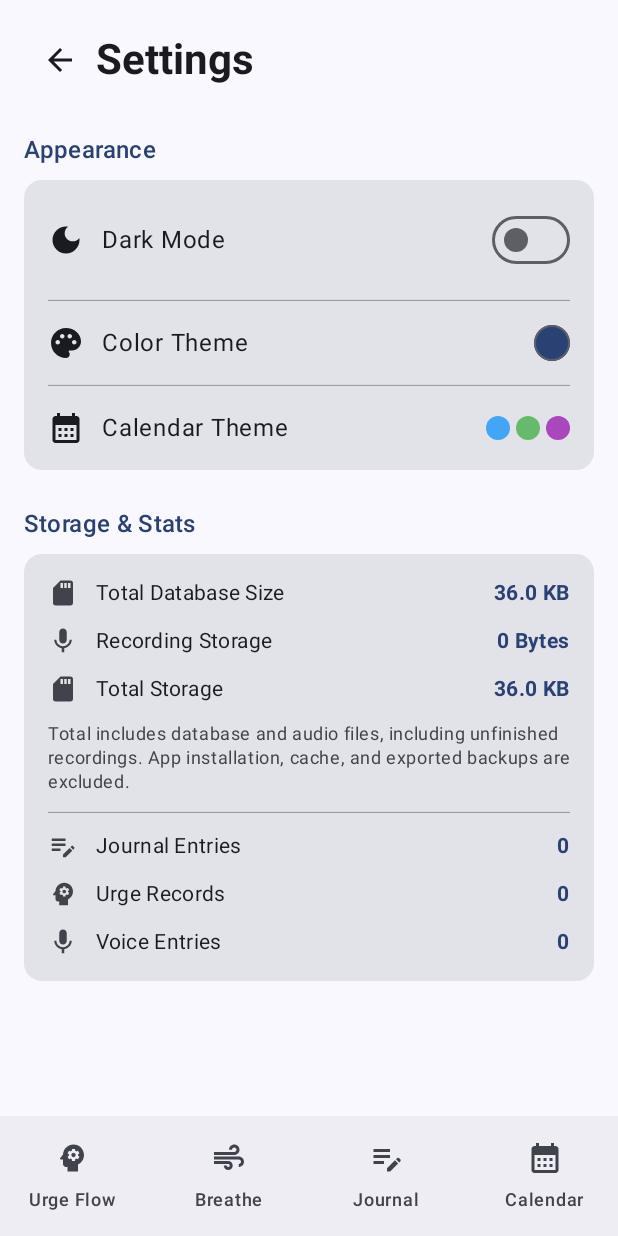
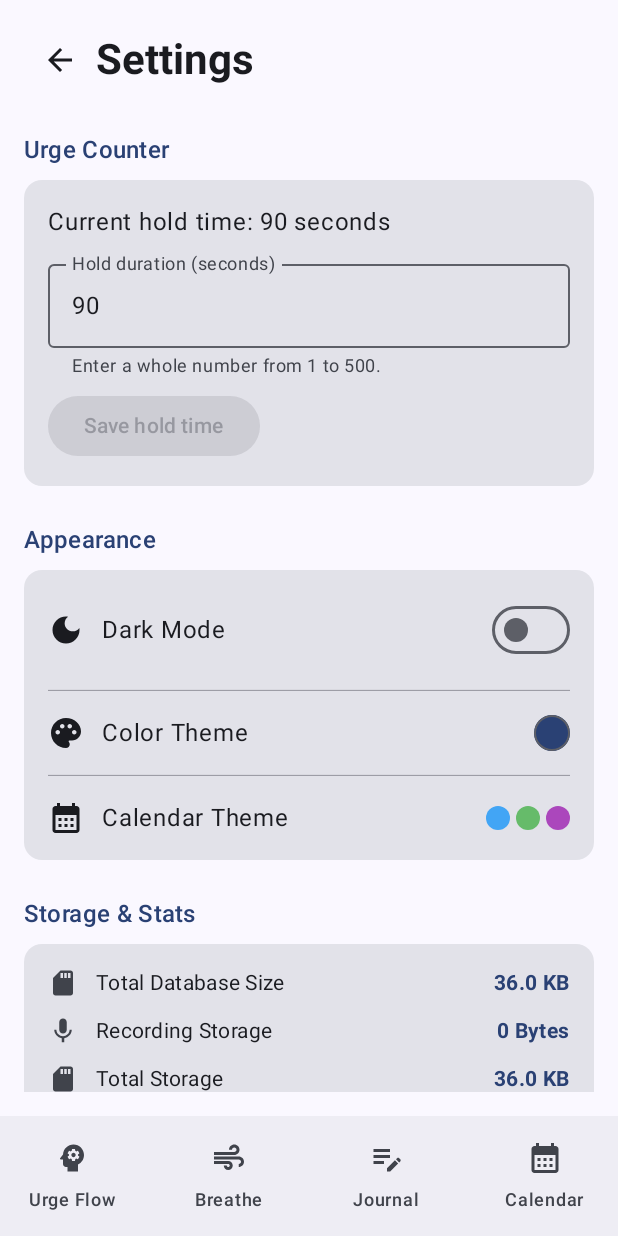
Before and after one commit to ammoniha7/Reset-mindfulness, an Android app built with Jetpack Compose: the screen it shows after launch (MainActivity), after a tap on "Settings", on a phone screen of 412 x 824 dp. Run offline under Robolectric (Android 15) with nearby library versions, the phone set to English and light mode, and no system bars; our stand-ins replace Room's generated code, navigation suite; 1 statement that could not run was skipped; 2 other taps on this screen came first.

Commit message:
Replace urge clicker with configurable hold-to-process counter

```diff
--- a/app/src/main/java/com/example/urgeprocessor/MainActivity.kt
+++ b/app/src/main/java/com/example/urgeprocessor/MainActivity.kt
@@ -18,6 +18,8 @@ import androidx.compose.ui.graphics.Color
 import androidx.compose.ui.graphics.toArgb
 import androidx.compose.ui.platform.LocalContext
 import com.example.urgeprocessor.data.*
+import com.example.urgeprocessor.util.DEFAULT_URGE_HOLD_SECONDS
+import com.example.urgeprocessor.util.URGE_HOLD_SECONDS_KEY
 import com.example.urgeprocessor.audio.RecordingController
 import com.example.urgeprocessor.ui.components.RecordingDialog
 import com.example.urgeprocessor.ui.screens.*
@@ -58,6 +60,9 @@ class MainActivity : ComponentActivity() {
         setContent {
             val context = LocalContext.current
             val prefs = remember { context.getSharedPreferences("settings_prefs", Context.MODE_PRIVATE) }
+            var urgeHoldSeconds by remember {
+                mutableIntStateOf(prefs.getInt(URGE_HOLD_SECONDS_KEY, DEFAULT_URGE_HOLD_SECONDS).coerceIn(1, 500))
+            }
             var isDarkMode by rememberSaveable { mutableStateOf(prefs.getBoolean("dark_mode", false)) }
             var customThemeColor by remember {
                 val colorInt = prefs.getInt("theme_color", -1)
@@ -107,7 +112,7 @@ class MainActivity : ComponentActivity() {
                     Scaffold { innerPadding ->
                         Box(modifier = Modifier.padding(innerPadding)) {
                             when (currentDest) {
-                                AppDestinations.FLOW -> UrgeFlowScreen(db, onNavigateToSettings = { currentDest = AppDestinations.SETTINGS })
+                                AppDestinations.FLOW -> UrgeFlowScreen(db, holdSeconds = urgeHoldSeconds, onNavigateToSettings = { currentDest = AppDestinations.SETTINGS })
                                 AppDestinations.BREATHE -> BreathingScreen()
                                 AppDestinations.JOURNAL -> StandardJournalScreen(
                                     db = db,
@@ -132,6 +137,11 @@ class MainActivity : ComponentActivity() {
                                     resetTrigger = calendarResetTrigger
                                 )
                                 AppDestinations.SETTINGS -> SettingsScreen(
+                                    urgeHoldSeconds = urgeHoldSeconds,
+                                    onUrgeHoldSecondsChange = { seconds ->
+                                        urgeHoldSeconds = seconds.coerceIn(1, 500)
+                                        prefs.edit().putInt(URGE_HOLD_SECONDS_KEY, urgeHoldSeconds).apply()
+                                    },
                                     isDarkMode = isDarkMode,
                                     onDarkModeChange = {
                                         isDarkMode = it
--- /dev/null
+++ b/app/src/main/java/com/example/urgeprocessor/ui/components/UrgeHoldButton.kt
@@ -0,0 +1,132 @@
+package com.example.urgeprocessor.ui.components
+
+import android.os.SystemClock
+import androidx.compose.foundation.shape.CircleShape
+import androidx.compose.ui.geometry.Offset
+import androidx.compose.foundation.background
+import androidx.compose.foundation.gestures.awaitEachGesture
+import androidx.compose.foundation.gestures.awaitFirstDown
+import androidx.compose.foundation.layout.*
+import androidx.compose.material3.*
+import androidx.compose.runtime.*
+import androidx.compose.ui.Alignment
+import androidx.compose.ui.Modifier
+import androidx.compose.ui.draw.clip
+import androidx.compose.ui.input.pointer.pointerInput
+import androidx.compose.ui.platform.LocalView
+import androidx.compose.ui.semantics.*
+import androidx.compose.ui.unit.dp
+import androidx.lifecycle.Lifecycle
+import androidx.lifecycle.LifecycleEventObserver
+import androidx.lifecycle.findViewTreeLifecycleOwner
+import com.example.urgeprocessor.util.UrgeHold
+import com.example.urgeprocessor.util.triggerVibration
+
+@Composable
+fun UrgeHoldButton(seconds: Int, onComplete: () -> Unit) {
+    val view = LocalView.current
+    val lifecycle = view.findViewTreeLifecycleOwner()?.lifecycle
+    val hold = remember(seconds) { UrgeHold(seconds) }
+    val complete by rememberUpdatedState(onComplete)
+    var holding by remember { mutableStateOf(false) }
+    var elapsed by remember { mutableLongStateOf(0) }
+    var finished by remember { mutableStateOf(false) }
+    var resumed by remember { mutableStateOf(lifecycle?.currentState?.isAtLeast(Lifecycle.State.RESUMED) == true) }
+
+    DisposableEffect(lifecycle, hold) {
+        val observer = LifecycleEventObserver { _, _ ->
+            resumed = lifecycle?.currentState?.isAtLeast(Lifecycle.State.RESUMED) == true
+            if (!resumed) {
+                hold.cancel()
+                holding = false
+                elapsed = 0
+                finished = false
+            }
+        }
+        lifecycle?.addObserver(observer)
+        onDispose { lifecycle?.removeObserver(observer); hold.cancel() }
+    }
+    DisposableEffect(holding, view) {
+        val previous = view.keepScreenOn
+        if (holding) view.keepScreenOn = true
+        onDispose { if (holding) view.keepScreenOn = previous }
+    }
+
+    val remaining = ((hold.durationMs - elapsed + 999) / 1_000).coerceAtLeast(0)
+    val label = when {
+        finished -> "Urge processed! Lift your finger."
+        holding -> "$remaining seconds remaining"
+        else -> "Hold for $seconds seconds"
+    }
+    Box(
+        modifier = Modifier.size(180.dp)
+            .clip(CircleShape)
+            .background(MaterialTheme.colorScheme.primary.copy(alpha = if (finished) 0.25f else 0.12f))
+            .semantics(mergeDescendants = true) {
+                role = Role.Button
+                contentDescription = "Hold to process an urge"
+                stateDescription = label
+            }
+            .pointerInput(hold, resumed) {
+                if (!resumed) return@pointerInput
+                fun insideCircle(position: Offset): Boolean {
+                    val center = Offset(size.width / 2f, size.height / 2f)
+                    return (position - center).getDistance() <= minOf(size.width, size.height) / 2f
+                }
+                awaitEachGesture {
+                    val down = awaitFirstDown()
+                    if (!insideCircle(down.position)) return@awaitEachGesture
+                    down.consume()
+                    hold.start(down.uptimeMillis)
+                    holding = true
+                    finished = false
+                    elapsed = 0
+                    try {
+                        while (true) {
+                            // Wake even when the finger is stationary; never transfer the
+                            // hold to another finger or resume it after leaving the bounds.
+                            val event = withTimeoutOrNull(40L) { awaitPointerEvent() }
+                            if (lifecycle?.currentState?.isAtLeast(Lifecycle.State.RESUMED) != true || !view.hasWindowFocus()) break
+                            if (event != null) {
+                                val finger = event.changes.firstOrNull { it.id == down.id }
+                                val invalid = finger == null || finger.isConsumed ||
+                                    !insideCircle(finger.position) ||
+                                    event.changes.count { it.pressed } > 1
+                                event.changes.forEach { it.consume() }
+                                if (invalid) break
+                                if (!finger.pressed) {
+                                    // Honor a release exactly at the deadline, even between ticks.
+                                    if (hold.advance(finger.uptimeMillis)) {
+                                        complete()
+                                        triggerVibration(view.context, "Done")
+                                    }
+                                    break
+                                }
+                            }
+                            if (hold.advance(SystemClock.uptimeMillis())) {
+                                finished = true
+                                complete()
+                                triggerVibration(view.context, "Done")
+                            }
+                            elapsed = hold.elapsedMs
+                        }
+                    } finally {
+                        hold.cancel()
+                        holding = false
+                        elapsed = 0
+                        finished = false
+                    }
+                }
+            },
+        contentAlignment = Alignment.Center
+    ) {
+        CircularProgressIndicator(progress = { elapsed.toFloat() / hold.durationMs },
+            modifier = Modifier.size(154.dp), strokeWidth = 6.dp,
+            color = MaterialTheme.colorScheme.primary,
+            trackColor = MaterialTheme.colorScheme.primary.copy(alpha = 0.18f))
+        Column(horizontalAlignment = Alignment.CenterHorizontally) {
+            Text(if (finished) "✓ Processed" else "Hold here", style = MaterialTheme.typography.titleMedium, color = MaterialTheme.colorScheme.onSurface)
+            Text(if (finished) "Lift your finger" else "${remaining}s", style = MaterialTheme.typography.headlineSmall, color = MaterialTheme.colorScheme.onSurface)
+        }
+    }
+}
--- a/app/src/main/java/com/example/urgeprocessor/ui/screens/SettingsScreen.kt
+++ b/app/src/main/java/com/example/urgeprocessor/ui/screens/SettingsScreen.kt
@@ -1,6 +1,10 @@
 package com.example.urgeprocessor.ui.screens
 
 import android.content.Context
+import androidx.compose.foundation.text.KeyboardOptions
+import androidx.compose.ui.text.input.KeyboardType
+import androidx.compose.runtime.saveable.rememberSaveable
+import com.example.urgeprocessor.util.validUrgeHoldSeconds
 import androidx.compose.foundation.background
 import androidx.compose.foundation.border
 import androidx.compose.foundation.clickable
@@ -39,6 +43,8 @@ import kotlinx.coroutines.withContext
 
 @Composable
 fun SettingsScreen(
+    urgeHoldSeconds: Int,
+    onUrgeHoldSecondsChange: (Int) -> Unit,
     isDarkMode: Boolean,
     onDarkModeChange: (Boolean) -> Unit,
     customThemeColor: Color?,
@@ -75,6 +81,26 @@ fun SettingsScreen(
 
         Spacer(modifier = Modifier.height(24.dp))
 
+        Text("Urge Counter", style = MaterialTheme.typography.titleMedium, color = MaterialTheme.colorScheme.primary)
+        Card(Modifier.fillMaxWidth().padding(top = 8.dp, bottom = 24.dp)) {
+            Column(Modifier.padding(16.dp), verticalArrangement = Arrangement.spacedBy(8.dp)) {
+                var durationText by rememberSaveable(urgeHoldSeconds) { mutableStateOf(urgeHoldSeconds.toString()) }
+                val duration = validUrgeHoldSeconds(durationText)
+                Text("Current hold time: $urgeHoldSeconds seconds")
+                OutlinedTextField(
+                    value = durationText,
+                    onValueChange = { durationText = it },
+                    label = { Text("Hold duration (seconds)") },
+                    supportingText = { Text("Enter a whole number from 1 to 500.") },
+                    isError = duration == null,
+                    keyboardOptions = KeyboardOptions(keyboardType = KeyboardType.Number),
+                    singleLine = true,
+                    modifier = Modifier.fillMaxWidth()
+                )
+                Button(onClick = { duration?.let(onUrgeHoldSecondsChange) },
+                    enabled = duration != null && duration != urgeHoldSeconds) { Text("Save hold time") }
+            }
+        }
         Text("Appearance", style = MaterialTheme.typography.titleMedium, color = MaterialTheme.colorScheme.primary, modifier = Modifier.padding(bottom = 8.dp))
         Card(modifier = Modifier.fillMaxWidth()) {
             Column {
--- a/app/src/main/java/com/example/urgeprocessor/ui/screens/UrgeFlowScreen.kt
+++ b/app/src/main/java/com/example/urgeprocessor/ui/screens/UrgeFlowScreen.kt
@@ -8,6 +8,7 @@ import androidx.compose.foundation.lazy.grid.GridCells
 import androidx.compose.foundation.lazy.grid.LazyVerticalGrid
 import androidx.compose.foundation.lazy.grid.items
 import androidx.compose.foundation.shape.CircleShape
+import androidx.compose.foundation.shape.RoundedCornerShape
 import androidx.compose.material.icons.Icons
 import androidx.compose.material.icons.filled.*
 import androidx.compose.material3.*
@@ -26,7 +27,7 @@ import com.example.urgeprocessor.data.UrgeEntry
 import com.example.urgeprocessor.ui.components.ColorPickerDialog
 import com.example.urgeprocessor.ui.components.DailyQuoteSection
 import com.example.urgeprocessor.ui.components.QuestionTemplate
-import com.example.urgeprocessor.util.calculateStreak
+import com.example.urgeprocessor.ui.components.UrgeHoldButton
 import com.example.urgeprocessor.util.getCustomColor
 import com.example.urgeprocessor.util.saveCustomColor
 import com.example.urgeprocessor.util.toHexString
@@ -35,14 +36,11 @@ import java.util.*
 
 @OptIn(ExperimentalFoundationApi::class)
 @Composable
-fun UrgeFlowScreen(db: AppDatabase, onNavigateToSettings: () -> Unit) {
+fun UrgeFlowScreen(db: AppDatabase, holdSeconds: Int, onNavigateToSettings: () -> Unit) {
     val context = LocalContext.current
     val scope = rememberCoroutineScope()
     var step by remember { mutableStateOf(FlowStep.CATEGORY) }
     var entry by remember { mutableStateOf(UrgeEntry()) }
-
-    // Collecting entries here so we can calculate the streak
-    val entries by db.urgeDao().getAllEntries().collectAsState(initial = emptyList())
 
     var color1 by remember { mutableStateOf(getCustomColor(context, "color1", Color(0xFFEF5350))) }
     var color2 by remember { mutableStateOf(getCustomColor(context, "color2", Color(0xFF42A5F5))) }
@@ -73,73 +71,52 @@ fun UrgeFlowScreen(db: AppDatabase, onNavigateToSettings: () -> Unit) {
 
                 DailyQuoteSection(db)
 
-                // Moved Streak Counter
                 Spacer(modifier = Modifier.height(24.dp))
-                Card(modifier = Modifier.fillMaxWidth().padding(horizontal = 16.dp)) {
-                    Column(modifier = Modifier.padding(16.dp), horizontalAlignment = Alignment.CenterHorizontally) {
-                        Row(
-                            modifier = Modifier.fillMaxWidth(),
-                            horizontalArrangement = Arrangement.Center,
-                            verticalAlignment = Alignment.CenterVertically
-                        ) {
-                            Icon(Icons.Default.LocalFireDepartment, contentDescription = "Streak", tint = Color.Red, modifier = Modifier.size(28.dp))
-                            Spacer(modifier = Modifier.width(8.dp))
-                            Text("Current Streak: ${calculateStreak(entries)} Days", style = MaterialTheme.typography.titleMedium, fontWeight = FontWeight.Bold)
-                        }
-
-                        Spacer(modifier = Modifier.height(16.dp))
-                        HorizontalDivider(thickness = 0.5.dp, color = MaterialTheme.colorScheme.outlineVariant)
-                        Spacer(modifier = Modifier.height(16.dp))
-
-                        // New Processed Successfully Counter
                 var processedCount by remember {
                     val prefs = context.getSharedPreferences("counter_prefs", Context.MODE_PRIVATE)
                     mutableIntStateOf(prefs.getInt("processed_count", 0))
                 }
-
+                Row(modifier = Modifier.fillMaxWidth(), verticalAlignment = Alignment.CenterVertically) {
+                    // Equal side widths keep the hold button centered independently of the counter.
+                    Spacer(Modifier.weight(1f))
+                    UrgeHoldButton(seconds = holdSeconds, onComplete = {
+                        processedCount++
+                        context.getSharedPreferences("counter_prefs", Context.MODE_PRIVATE)
+                            .edit().putInt("processed_count", processedCount).apply()
+                    })
+                    Box(modifier = Modifier.weight(1f).height(180.dp).padding(start = 8.dp)) {
+                        Text(
+                            text = processedCount.toString(),
+                            modifier = Modifier.align(Alignment.Center),
+                            style = MaterialTheme.typography.headlineMedium,
+                            fontWeight = FontWeight.Bold,
+                            color = MaterialTheme.colorScheme.primary,
+                            textAlign = TextAlign.Center
+                        )
                         Column(
-                            modifier = Modifier.fillMaxWidth(),
+                            modifier = Modifier.align(Alignment.Center).offset(y = 52.dp),
                             horizontalAlignment = Alignment.CenterHorizontally
                         ) {
-                            Row(
-                                verticalAlignment = Alignment.CenterVertically,
-                                horizontalArrangement = Arrangement.Center
-                            ) {
-                                Text("Processed Successfully", style = MaterialTheme.typography.bodyLarge)
-                                Spacer(modifier = Modifier.width(8.dp))
                             IconButton(onClick = {
                                 if (processedCount > 0) {
                                     processedCount--
-                                        context.getSharedPreferences("counter_prefs", Context.MODE_PRIVATE).edit().putInt("processed_count", processedCount).apply()
+                                    context.getSharedPreferences("counter_prefs", Context.MODE_PRIVATE)
+                                        .edit().putInt("processed_count", processedCount).apply()
                                 }
                             }) {
                                 Icon(Icons.Default.Remove, contentDescription = "Decrease", tint = MaterialTheme.colorScheme.primary)
                             }
-                                IconButton(onClick = {
-                                    processedCount++
-                                    context.getSharedPreferences("counter_prefs", Context.MODE_PRIVATE).edit().putInt("processed_count", processedCount).apply()
-                                }) {
-                                    Icon(Icons.Default.Add, contentDescription = "Increase", tint = MaterialTheme.colorScheme.primary)
-                                }
-                            }
-
-                            Column(horizontalAlignment = Alignment.CenterHorizontally) {
-                                Text(
-                                    text = processedCount.toString(),
-                                    style = MaterialTheme.typography.headlineMedium,
-                                    fontWeight = FontWeight.Bold,
-                                    color = MaterialTheme.colorScheme.secondary,
-                                    textAlign = TextAlign.Center
-                                )
-                                Text(
-                                    text = "Reset",
-                                    style = MaterialTheme.typography.labelSmall,
-                                    color = MaterialTheme.colorScheme.primary,
-                                    modifier = Modifier.clickable {
+                            OutlinedButton(
+                                onClick = {
                                     processedCount = 0
-                                        context.getSharedPreferences("counter_prefs", Context.MODE_PRIVATE).edit().putInt("processed_count", 0).apply()
-                                    }
-                                )
+                                    context.getSharedPreferences("counter_prefs", Context.MODE_PRIVATE)
+                                        .edit().putInt("processed_count", 0).apply()
+                                },
+                                modifier = Modifier.height(32.dp).defaultMinSize(minWidth = 1.dp),
+                                shape = RoundedCornerShape(6.dp),
+                                contentPadding = PaddingValues(horizontal = 6.dp, vertical = 4.dp)
+                            ) {
+                                Text("Reset", style = MaterialTheme.typography.labelSmall)
                             }
                         }
                     }
--- /dev/null
+++ b/app/src/main/java/com/example/urgeprocessor/util/UrgeHold.kt
@@ -0,0 +1,34 @@
+package com.example.urgeprocessor.util
+
+const val DEFAULT_URGE_HOLD_SECONDS = 90
+const val URGE_HOLD_SECONDS_KEY = "urge_hold_seconds"
+
+fun validUrgeHoldSeconds(text: String): Int? = text.toIntOrNull()?.takeIf { it in 1..500 }
+
+/** Monotonic timestamps; a completed hold cannot award again until a new press. */
+class UrgeHold(seconds: Int) {
+    val durationMs = seconds.coerceIn(1, 500) * 1_000L
+    private var startedAt: Long? = null
+    private var awarded = false
+    var elapsedMs = 0L
+        private set
+
+    fun start(now: Long) {
+        startedAt = now
+        awarded = false
+        elapsedMs = 0
+    }
+
+    fun advance(now: Long): Boolean {
+        val start = startedAt ?: return false
+        elapsedMs = (now - start).coerceIn(0, durationMs)
+        if (elapsedMs < durationMs || awarded) return false
+        awarded = true
+        return true
+    }
+
+    fun cancel() {
+        startedAt = null
+        elapsedMs = 0
+    }
+}
--- a/gradle/libs.versions.toml
+++ b/gradle/libs.versions.toml
@@ -2,8 +2,8 @@
 agp = "9.5.2"
 coreKtx = "1.10.1"
 junit = "4.13.2"
-junitVersion = "1.1.5"
-espressoCore = "3.5.1"
+junitVersion = "1.3.0"
+espressoCore = "3.7.0"
 lifecycleRuntimeKtx = "2.6.1"
 activityCompose = "1.8.0"
 kotlin = "2.2.10"
```
Also changed, not shown: 3 other files. Lines whose indentation alone changed are shown as unchanged.
